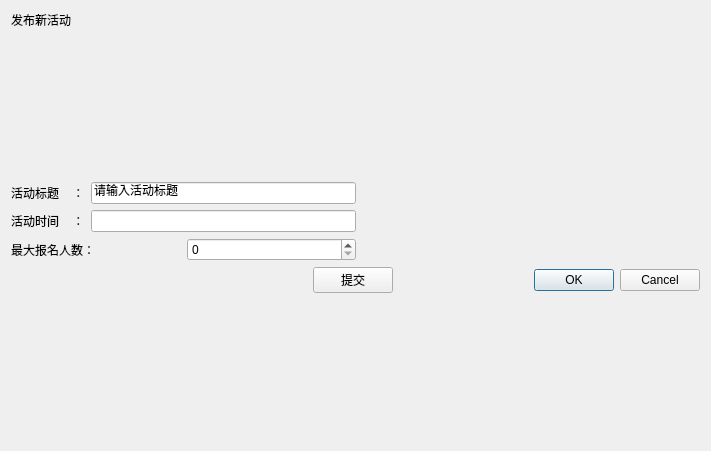
Qt form CourseDesign/publishview.ui (boom-super/Course-Design) before a commit.
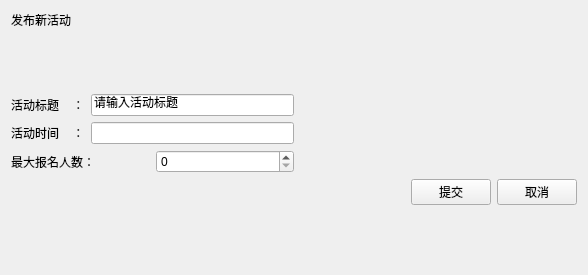
The same form after that commit.

Patch:
```diff
--- a/CourseDesign/publishview.ui
+++ b/CourseDesign/publishview.ui
@@ -6,8 +6,8 @@
    <rect>
     <x>0</x>
     <y>0</y>
-    <width>711</width>
-    <height>451</height>
+    <width>588</width>
+    <height>275</height>
    </rect>
   </property>
   <property name="windowTitle">
@@ -124,9 +124,9 @@
       </widget>
      </item>
      <item>
-      <widget class="QDialogButtonBox" name="buttonBox">
-       <property name="standardButtons">
-        <set>QDialogButtonBox::Cancel|QDialogButtonBox::Ok</set>
+      <widget class="QPushButton" name="btnCanel">
+       <property name="text">
+        <string>取消</string>
        </property>
       </widget>
      </item>
```
Left out of the diff: 4 changed lines with no effect on the pictures.
